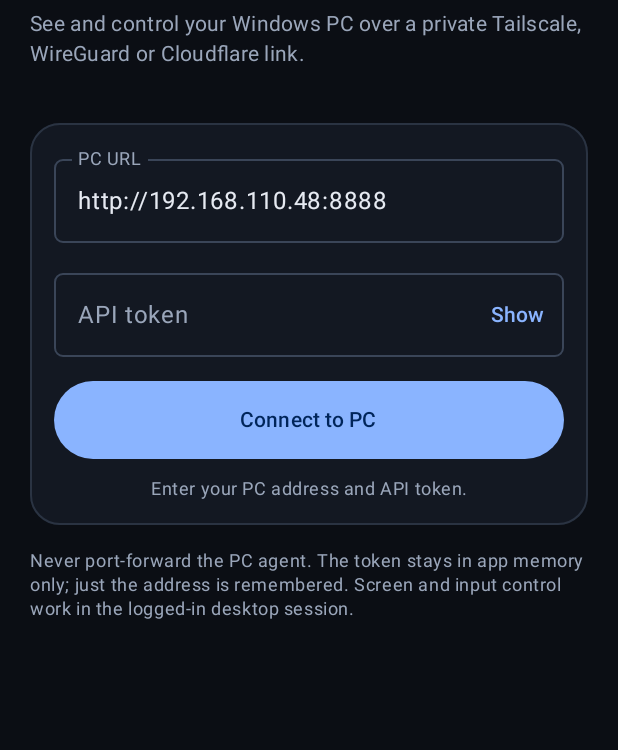
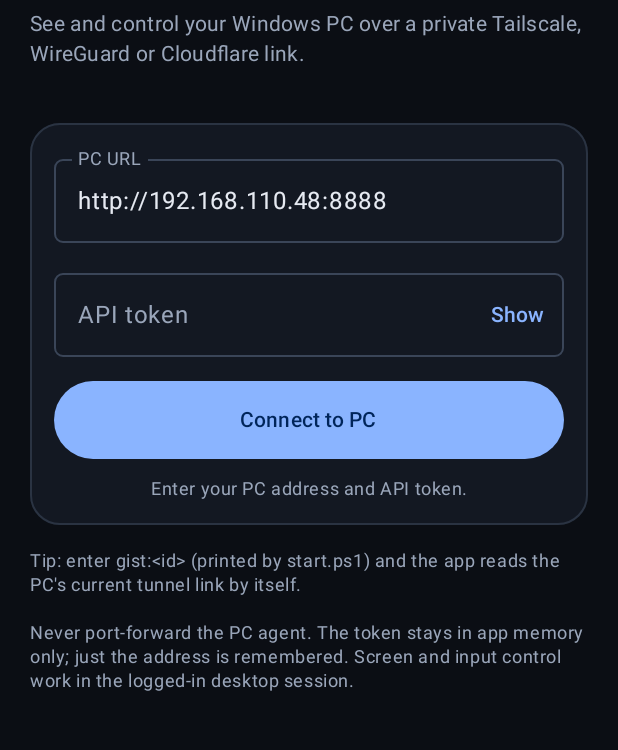
Before and after one commit to mainnetwallet/remote-pc-control, an Android app built with Jetpack Compose: the screen it shows after launch (MainActivity), on a phone screen of 412 x 824 dp, the part 270-1020 px from its top. Run offline under Robolectric (Android 15) with nearby library versions, the phone set to English and light mode, and no system bars.

Commit message:
One-command quick tunnel: start.ps1 starts cloudflared and publishes the link to a secret Gist; Android app resolves gist:<id>

```diff
--- a/android/app/src/main/java/com/mainnetwallet/remotepccontrol/ConnectScreen.kt
+++ b/android/app/src/main/java/com/mainnetwallet/remotepccontrol/ConnectScreen.kt
@@ -68,7 +68,7 @@ fun ConnectScreen(c: RemoteController) {
             AppCard(Modifier.fillMaxWidth()) {
                 OutlinedTextField(
                     value = c.baseUrl, onValueChange = { c.baseUrl = it },
-                    label = { Text("PC URL") }, placeholder = { Text("http://192.168.110.48:8888") },
+                    label = { Text("PC URL") }, placeholder = { Text("https://… , http://… or gist:<id>") },
                     modifier = Modifier.fillMaxWidth(), singleLine = true,
                     keyboardOptions = KeyboardOptions(keyboardType = KeyboardType.Uri, imeAction = ImeAction.Next)
                 )
@@ -97,6 +97,10 @@ fun ConnectScreen(c: RemoteController) {
                 )
             }
             Text(
+                "Tip: enter gist:<id> (printed by start.ps1) and the app reads the PC's current tunnel link by itself.",
+                style = MaterialTheme.typography.bodySmall, color = MaterialTheme.colorScheme.onSurfaceVariant
+            )
+            Text(
                 "Never port-forward the PC agent. The token stays in app memory only; just the address is remembered. " +
                     "Screen and input control work in the logged-in desktop session.",
                 style = MaterialTheme.typography.bodySmall, color = MaterialTheme.colorScheme.onSurfaceVariant
```
Also changed, not shown: android/app/src/main/java/com/mainnetwallet/remotepccontrol/RemoteController.kt (+33 -2 lines), 4 other files.
